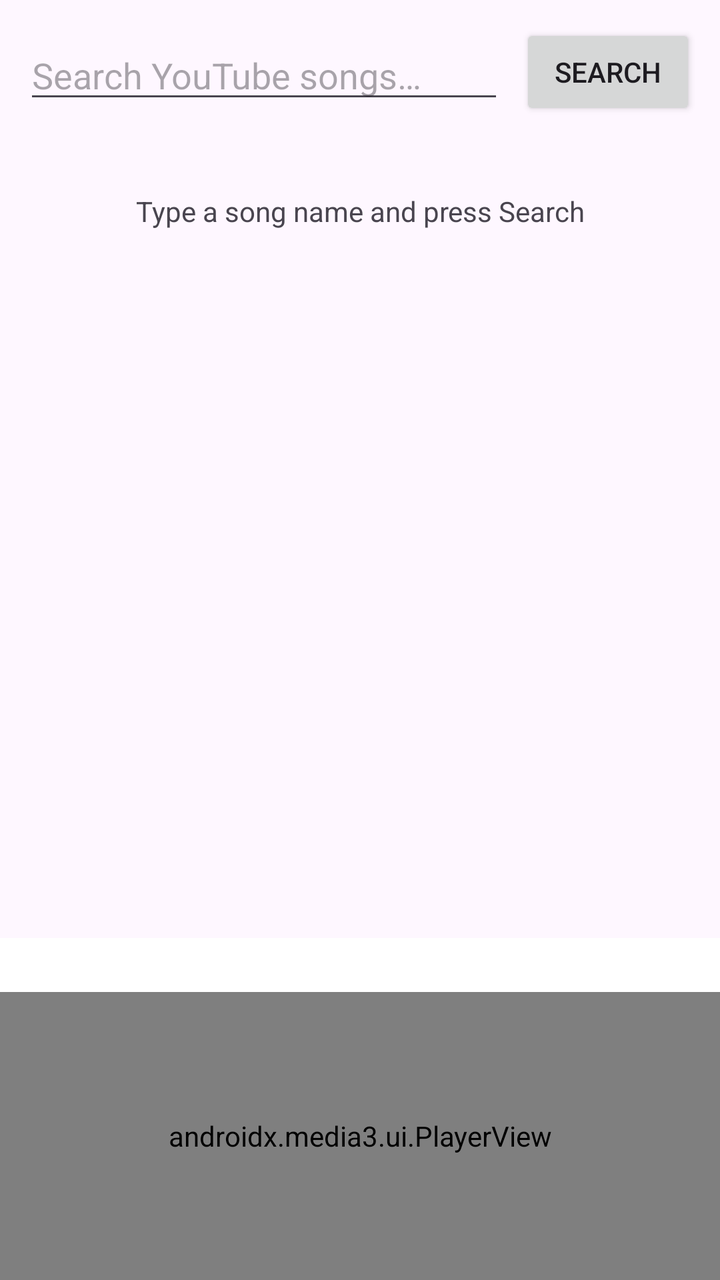
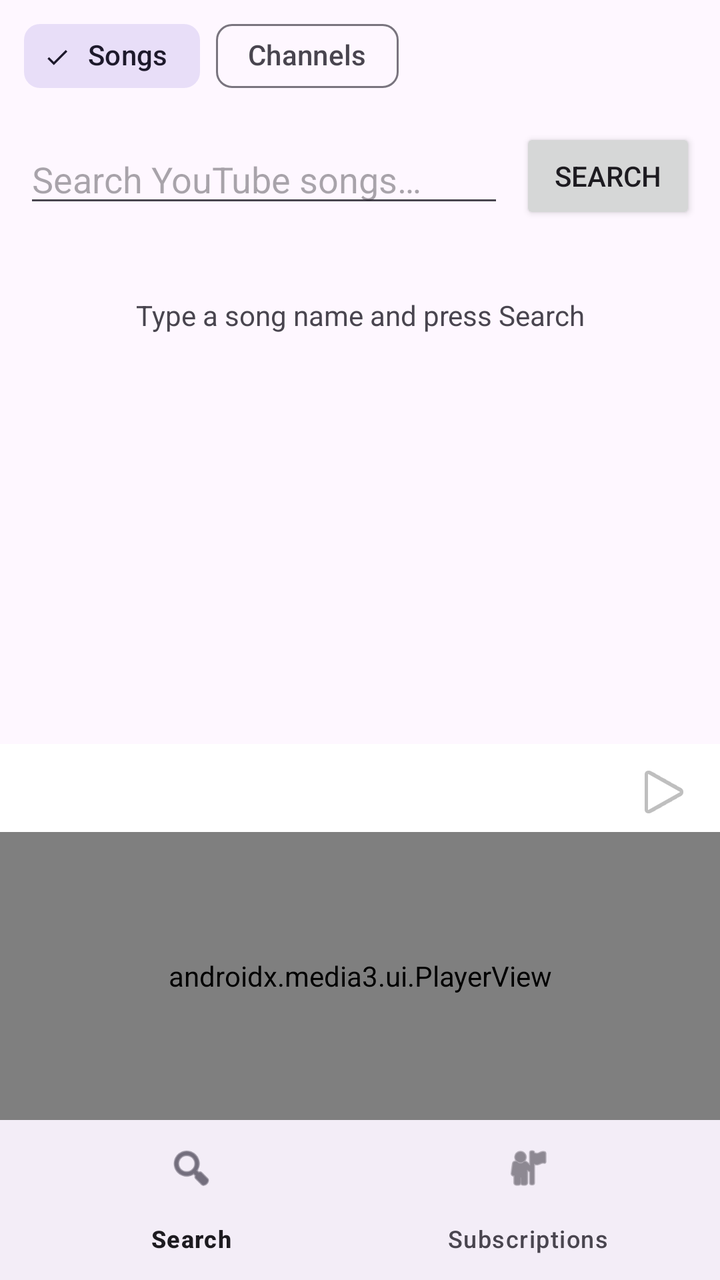

An Android layout rendered at two revisions. The XML below is the earlier revision; the diff shows what the commit changed to produce the second picture.
<!-- AndroidManifest.xml: application theme Theme.YTMusic -->
<!-- res/layout/activity_main.xml -->
<?xml version="1.0" encoding="utf-8"?>
<LinearLayout xmlns:android="http://schemas.android.com/apk/res/android"
    xmlns:app="http://schemas.android.com/apk/res-auto"
    android:layout_width="match_parent"
    android:layout_height="match_parent"
    android:orientation="vertical">

    <LinearLayout
        android:layout_width="match_parent"
        android:layout_height="wrap_content"
        android:gravity="center_vertical"
        android:orientation="horizontal"
        android:padding="12dp">

        <EditText
            android:id="@+id/searchInput"
            android:layout_width="0dp"
            android:layout_height="wrap_content"
            android:layout_weight="1"
            android:hint="@string/search_hint"
            android:imeOptions="actionSearch"
            android:importantForAutofill="no"
            android:inputType="text"
            android:maxLines="1" />

        <Button
            android:id="@+id/searchButton"
            android:layout_width="wrap_content"
            android:layout_height="wrap_content"
            android:layout_marginStart="8dp"
            android:text="@string/search" />
    </LinearLayout>

    <ProgressBar
        android:id="@+id/progress"
        android:layout_width="wrap_content"
        android:layout_height="wrap_content"
        android:layout_gravity="center_horizontal"
        android:visibility="gone" />

    <TextView
        android:id="@+id/emptyText"
        android:layout_width="match_parent"
        android:layout_height="wrap_content"
        android:gravity="center"
        android:padding="24dp"
        android:text="@string/initial_hint"
        android:textColor="?android:attr/textColorSecondary" />

    <androidx.recyclerview.widget.RecyclerView
        android:id="@+id/recycler"
        android:layout_width="match_parent"
        android:layout_height="0dp"
        android:layout_weight="1"
        android:clipToPadding="false"
        android:paddingBottom="4dp" />

    <LinearLayout
        android:layout_width="match_parent"
        android:layout_height="wrap_content"
        android:background="?android:attr/colorBackgroundFloating"
        android:orientation="vertical">

        <TextView
            android:id="@+id/nowPlaying"
            android:layout_width="match_parent"
            android:layout_height="wrap_content"
            android:ellipsize="end"
            android:maxLines="1"
            android:paddingStart="16dp"
            android:paddingTop="8dp"
            android:paddingEnd="16dp"
            android:textStyle="bold" />

        <androidx.media3.ui.PlayerView
            android:id="@+id/playerView"
            android:layout_width="match_parent"
            android:layout_height="144dp"
            app:show_timeout="0"
            app:use_controller="true" />
    </LinearLayout>
</LinearLayout>
<!-- resources referenced by this layout -->
<resources>
  <string name="initial_hint">Type a song name and press Search</string>
  <string name="search">Search</string>
  <string name="search_hint">Search YouTube songs…</string>
  <style name="Theme.YTMusic" parent="Theme.Material3.DayNight.NoActionBar">
          <item name="colorPrimary">@color/brand_red</item>
      </style>
  <color name="brand_red">#FF0000</color>
</resources>

<!-- the commit's change to res/layout/activity_main.xml (unified diff, before → after) -->
@@ -5,55 +5,182 @@
     android:layout_height="match_parent"
     android:orientation="vertical">
 
-    <LinearLayout
-        android:layout_width="match_parent"
-        android:layout_height="wrap_content"
-        android:gravity="center_vertical"
-        android:orientation="horizontal"
-        android:padding="12dp">
-
-        <EditText
-            android:id="@+id/searchInput"
-            android:layout_width="0dp"
-            android:layout_height="wrap_content"
-            android:layout_weight="1"
-            android:hint="@string/search_hint"
-            android:imeOptions="actionSearch"
-            android:importantForAutofill="no"
-            android:inputType="text"
-            android:maxLines="1" />
-
-        <Button
-            android:id="@+id/searchButton"
-            android:layout_width="wrap_content"
-            android:layout_height="wrap_content"
-            android:layout_marginStart="8dp"
-            android:text="@string/search" />
-    </LinearLayout>
-
-    <ProgressBar
-        android:id="@+id/progress"
-        android:layout_width="wrap_content"
-        android:layout_height="wrap_content"
-        android:layout_gravity="center_horizontal"
-        android:visibility="gone" />
-
-    <TextView
-        android:id="@+id/emptyText"
-        android:layout_width="match_parent"
-        android:layout_height="wrap_content"
-        android:gravity="center"
-        android:padding="24dp"
-        android:text="@string/initial_hint"
-        android:textColor="?android:attr/textColorSecondary" />
-
-    <androidx.recyclerview.widget.RecyclerView
-        android:id="@+id/recycler"
+    <FrameLayout
+        android:id="@+id/contentArea"
         android:layout_width="match_parent"
         android:layout_height="0dp"
-        android:layout_weight="1"
-        android:clipToPadding="false"
-        android:paddingBottom="4dp" />
+        android:layout_weight="1">
+
+        
+        <LinearLayout
+            android:id="@+id/searchTab"
+            android:layout_width="match_parent"
+            android:layout_height="match_parent"
+            android:orientation="vertical">
+
+            <com.google.android.material.chip.ChipGroup
+                android:id="@+id/searchModeGroup"
+                android:layout_width="match_parent"
+                android:layout_height="wrap_content"
+                android:paddingStart="12dp"
+                android:paddingTop="4dp"
+                android:paddingEnd="12dp"
+                app:singleSelection="true"
+                app:selectionRequired="true">
+
+                <com.google.android.material.chip.Chip
+                    android:id="@+id/chipSongs"
+                    style="@style/Widget.Material3.Chip.Filter"
+                    android:layout_width="wrap_content"
+                    android:layout_height="wrap_content"
+                    android:checked="true"
+                    android:text="@string/chip_songs" />
+
+                <com.google.android.material.chip.Chip
+                    android:id="@+id/chipChannels"
+                    style="@style/Widget.Material3.Chip.Filter"
+                    android:layout_width="wrap_content"
+                    android:layout_height="wrap_content"
+                    android:text="@string/chip_channels" />
+            </com.google.android.material.chip.ChipGroup>
+
+            <LinearLayout
+                android:layout_width="match_parent"
+                android:layout_height="wrap_content"
+                android:gravity="center_vertical"
+                android:orientation="horizontal"
+                android:padding="12dp">
+
+                <EditText
+                    android:id="@+id/searchInput"
+                    android:layout_width="0dp"
+                    android:layout_height="wrap_content"
+                    android:layout_weight="1"
+                    android:hint="@string/search_hint"
+                    android:imeOptions="actionSearch"
+                    android:importantForAutofill="no"
+                    android:inputType="text"
+                    android:maxLines="1" />
+
+                <Button
+                    android:id="@+id/searchButton"
+                    android:layout_width="wrap_content"
+                    android:layout_height="wrap_content"
+                    android:layout_marginStart="8dp"
+                    android:text="@string/search" />
+            </LinearLayout>
+
+            <ProgressBar
+                android:id="@+id/progress"
+                android:layout_width="wrap_content"
+                android:layout_height="wrap_content"
+                android:layout_gravity="center_horizontal"
+                android:visibility="gone" />
+
+            <TextView
+                android:id="@+id/emptyText"
+                android:layout_width="match_parent"
+                android:layout_height="wrap_content"
+                android:gravity="center"
+                android:padding="24dp"
+                android:text="@string/initial_hint"
+                android:textColor="?android:attr/textColorSecondary" />
+
+            <androidx.recyclerview.widget.RecyclerView
+                android:id="@+id/recycler"
+                android:layout_width="match_parent"
+                android:layout_height="0dp"
+                android:layout_weight="1"
+                android:clipToPadding="false"
+                android:paddingBottom="4dp" />
+        </LinearLayout>
+
+        
+        <LinearLayout
+            android:id="@+id/subscriptionsTab"
+            android:layout_width="match_parent"
+            android:layout_height="match_parent"
+            android:orientation="vertical"
+            android:visibility="gone">
+
+            
+            <LinearLayout
+                android:id="@+id/subsListView"
+                android:layout_width="match_parent"
+                android:layout_height="match_parent"
+                android:orientation="vertical">
+
+                <TextView
+                    android:id="@+id/subsEmptyText"
+                    android:layout_width="match_parent"
+                    android:layout_height="wrap_content"
+                    android:gravity="center"
+                    android:padding="24dp"
+                    android:text="@string/no_subscriptions"
+                    android:textColor="?android:attr/textColorSecondary" />
+
+                <androidx.recyclerview.widget.RecyclerView
+                    android:id="@+id/subsRecycler"
+                    android:layout_width="match_parent"
+                    android:layout_height="0dp"
+                    android:layout_weight="1"
+                    android:clipToPadding="false"
+                    android:paddingBottom="4dp" />
+            </LinearLayout>
+
+            
+            <LinearLayout
+                android:id="@+id/channelVideosView"
+                android:layout_width="match_parent"
+                android:layout_height="match_parent"
+                android:orientation="vertical"
+                android:visibility="gone">
+
+                <LinearLayout
+                    android:layout_width="match_parent"
+                    android:layout_height="wrap_content"
+                    android:gravity="center_vertical"
+                    android:orientation="horizontal"
+                    android:padding="12dp">
+
+                    <ImageButton
+                        android:id="@+id/backButton"
+                        android:layout_width="40dp"
+                        android:layout_height="40dp"
+                        android:background="?android:attr/selectableItemBackgroundBorderless"
+                        android:contentDescription="@string/back"
+                        android:src="@android:drawable/ic_menu_revert"
+                        android:scaleType="centerInside" />
+
+                    <TextView
+                        android:id="@+id/channelTitle"
+                        android:layout_width="0dp"
+                        android:layout_height="wrap_content"
+                        android:layout_marginStart="8dp"
+                        android:layout_weight="1"
+                        android:ellipsize="end"
+                        android:maxLines="1"
+                        android:textAppearance="@style/TextAppearance.Material3.HeadlineSmall"
+                        android:textStyle="bold" />
+                </LinearLayout>
+
+                <ProgressBar
+                    android:id="@+id/channelProgress"
+                    android:layout_width="wrap_content"
+                    android:layout_height="wrap_content"
+                    android:layout_gravity="center_horizontal"
+                    android:visibility="gone" />
+
+                <androidx.recyclerview.widget.RecyclerView
+                    android:id="@+id/channelVideosRecycler"
+                    android:layout_width="match_parent"
+                    android:layout_height="0dp"
+                    android:layout_weight="1"
+                    android:clipToPadding="false"
+                    android:paddingBottom="4dp" />
+            </LinearLayout>
+        </LinearLayout>
+    </FrameLayout>
 
     <LinearLayout
         android:layout_width="match_parent"
@@ -61,16 +188,34 @@
         android:background="?android:attr/colorBackgroundFloating"
         android:orientation="vertical">
 
-        <TextView
-            android:id="@+id/nowPlaying"
+        <LinearLayout
             android:layout_width="match_parent"
             android:layout_height="wrap_content"
-            android:ellipsize="end"
-            android:maxLines="1"
+            android:gravity="center_vertical"
+            android:orientation="horizontal"
             android:paddingStart="16dp"
-            android:paddingTop="8dp"
-            android:paddingEnd="16dp"
-            android:textStyle="bold" />
+            android:paddingTop="4dp"
+            android:paddingEnd="8dp">
+
+            <TextView
+                android:id="@+id/nowPlaying"
+                android:layout_width="0dp"
+                android:layout_height="wrap_content"
+                android:layout_weight="1"
+                android:ellipsize="end"
+                android:maxLines="1"
+                android:textStyle="bold" />
+
+            <ImageButton
+                android:id="@+id/videoToggle"
+                android:layout_width="40dp"
+                android:layout_height="40dp"
+                android:layout_marginStart="8dp"
+                android:background="?android:attr/selectableItemBackgroundBorderless"
+                android:contentDescription="@string/toggle_video"
+                android:src="@android:drawable/ic_media_play"
+                android:scaleType="centerInside" />
+        </LinearLayout>
 
         <androidx.media3.ui.PlayerView
             android:id="@+id/playerView"
@@ -79,4 +224,11 @@
             app:show_timeout="0"
             app:use_controller="true" />
     </LinearLayout>
+
+    <com.google.android.material.bottomnavigation.BottomNavigationView
+        android:id="@+id/bottomNav"
+        android:layout_width="match_parent"
+        android:layout_height="wrap_content"
+        app:menu="@menu/bottom_nav_menu" />
+
 </LinearLayout>
<!-- resource entries referenced after the edit -->
@@ -1,8 +1,13 @@
 <!-- resources referenced by this layout -->
 <resources>
+  <string name="back">Back</string>
+  <string name="chip_channels">Channels</string>
+  <string name="chip_songs">Songs</string>
   <string name="initial_hint">Type a song name and press Search</string>
+  <string name="no_subscriptions">No subscriptions yet.\nSearch for channels and tap Subscribe.</string>
   <string name="search">Search</string>
   <string name="search_hint">Search YouTube songs…</string>
+  <string name="toggle_video">Switch to video playback</string>
   <style name="Theme.YTMusic" parent="Theme.Material3.DayNight.NoActionBar">
           <item name="colorPrimary">@color/brand_red</item>
       </style>
